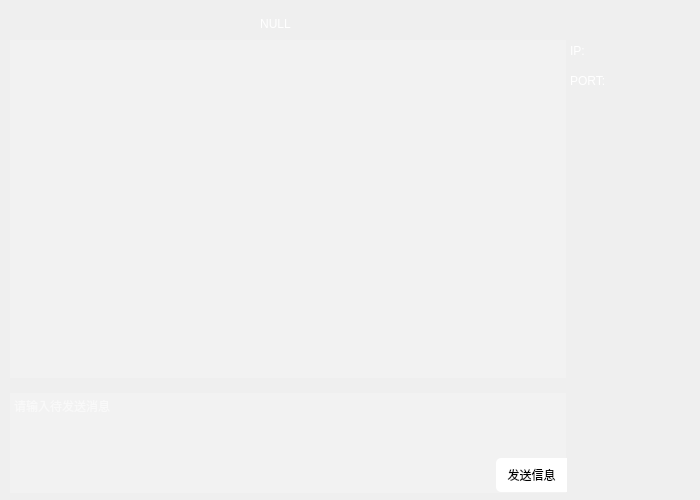
Qt form chatwindow.ui (Xinrea/SimpleChat) before a commit.
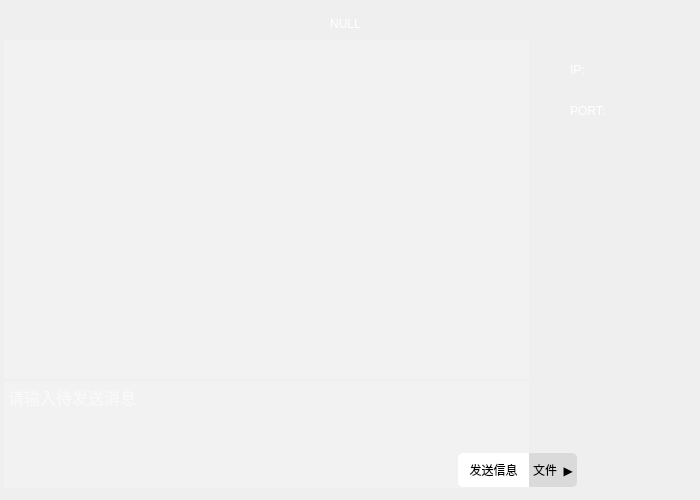
The same form after that commit. Icons and pictures are not drawn.

What changed in the file:
```diff
--- a/chatwindow.ui
+++ b/chatwindow.ui
@@ -51,8 +51,8 @@
   <widget class="QPushButton" name="sendButton">
    <property name="geometry">
     <rect>
-     <x>496</x>
-     <y>458</y>
+     <x>458</x>
+     <y>453</y>
      <width>71</width>
      <height>34</height>
     </rect>
@@ -72,18 +72,34 @@
   <widget class="QTextEdit" name="inputEdit">
    <property name="geometry">
     <rect>
-     <x>10</x>
-     <y>393</y>
-     <width>556</width>
-     <height>100</height>
+     <x>4</x>
+     <y>381</y>
+     <width>525</width>
+     <height>107</height>
     </rect>
    </property>
+   <property name="font">
+    <font>
+     <family>微软雅黑</family>
+     <pointsize>12</pointsize>
+     <weight>9</weight>
+     <italic>false</italic>
+     <bold>false</bold>
+    </font>
+   </property>
    <property name="styleSheet">
     <string notr="true">border:0px;
 color: rgb(255, 255, 255);
 font: 75 12pt &quot;微软雅黑&quot;;
 background-color: rgba(255, 255, 255, 20%);</string>
    </property>
+   <property name="html">
+    <string>&lt;!DOCTYPE HTML PUBLIC &quot;-//W3C//DTD HTML 4.0//EN&quot; &quot;http://www.w3.org/TR/REC-html40/strict.dtd&quot;&gt;
+&lt;html&gt;&lt;head&gt;&lt;meta name=&quot;qrichtext&quot; content=&quot;1&quot; /&gt;&lt;style type=&quot;text/css&quot;&gt;
+p, li { white-space: pre-wrap; }
+&lt;/style&gt;&lt;/head&gt;&lt;body style=&quot; font-family:'微软雅黑'; font-size:12pt; font-weight:72; font-style:normal;&quot;&gt;
+&lt;p style=&quot;-qt-paragraph-type:empty; margin-top:0px; margin-bottom:0px; margin-left:0px; margin-right:0px; -qt-block-indent:0; text-indent:0px; font-size:10pt;&quot;&gt;&lt;br /&gt;&lt;/p&gt;&lt;/body&gt;&lt;/html&gt;</string>
+   </property>
    <property name="placeholderText">
     <string>请输入待发送消息</string>
    </property>
@@ -93,7 +109,7 @@
     <rect>
      <x>60</x>
      <y>8</y>
-     <width>431</width>
+     <width>571</width>
      <height>31</height>
     </rect>
    </property>
@@ -112,7 +128,7 @@
    <property name="geometry">
     <rect>
      <x>570</x>
-     <y>40</y>
+     <y>59</y>
      <width>111</width>
      <height>21</height>
     </rect>
@@ -129,7 +145,7 @@
    <property name="geometry">
     <rect>
      <x>570</x>
-     <y>70</y>
+     <y>100</y>
      <width>111</width>
      <height>21</height>
     </rect>
@@ -145,10 +161,10 @@
   <widget class="QTextBrowser" name="textBrowser">
    <property name="geometry">
     <rect>
-     <x>10</x>
+     <x>4</x>
      <y>40</y>
-     <width>556</width>
-     <height>338</height>
+     <width>525</width>
+     <height>339</height>
     </rect>
    </property>
    <property name="font">
@@ -178,6 +194,56 @@
      <string>http://www.baidu.com</string>
     </url>
    </property>
+   <property name="openLinks">
+    <bool>true</bool>
+   </property>
+  </widget>
+  <widget class="QPushButton" name="fileButton">
+   <property name="geometry">
+    <rect>
+     <x>529</x>
+     <y>453</y>
+     <width>48</width>
+     <height>34</height>
+    </rect>
+   </property>
+   <property name="styleSheet">
+    <string notr="true">border:0px;
+font: 9pt &quot;微软雅黑&quot;;
+color: rgb(0, 0, 0);
+border-top-right-radius:5px;
+border-bottom-right-radius:5px;
+background-color: rgb(218, 218, 218);</string>
+   </property>
+   <property name="text">
+    <string>文件  ▶</string>
+   </property>
+  </widget>
+  <widget class="QLabel" name="filenameLabel">
+   <property name="geometry">
+    <rect>
+     <x>550</x>
+     <y>260</y>
+     <width>71</width>
+     <height>31</height>
+    </rect>
+   </property>
+   <property name="text">
+    <string/>
+   </property>
+  </widget>
+  <widget class="QLabel" name="fileSizeLabel">
+   <property name="geometry">
+    <rect>
+     <x>550</x>
+     <y>310</y>
+     <width>71</width>
+     <height>31</height>
+    </rect>
+   </property>
+   <property name="text">
+    <string/>
+   </property>
   </widget>
   <zorder>label</zorder>
   <zorder>inputEdit</zorder>
```
Left out of the diff: 5 changed lines with no effect on the pictures.
